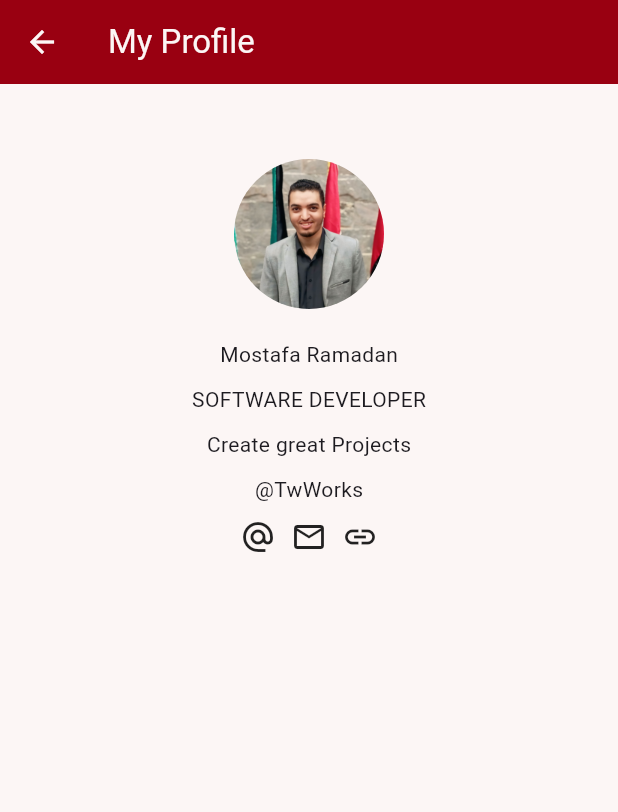
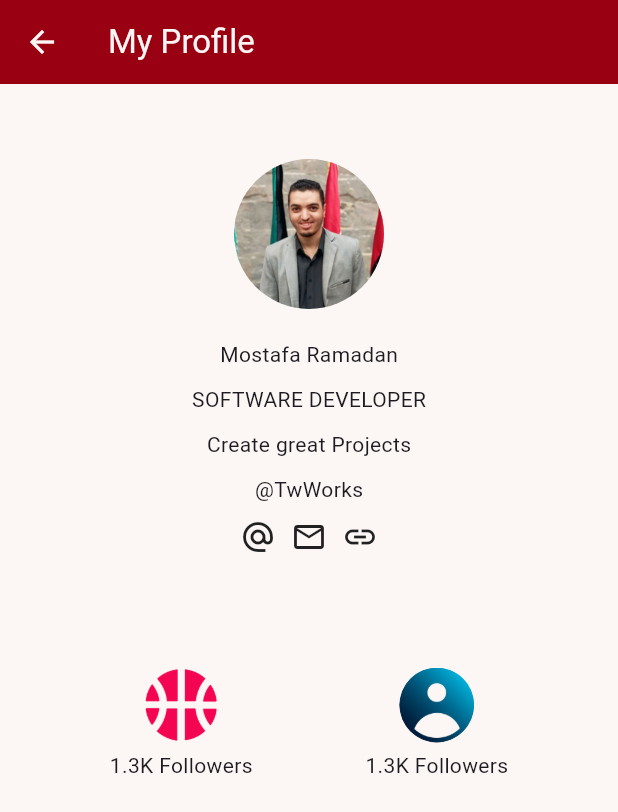
Before and after one commit to Eng-MostafaRamadan/ITI-Tasks, a Flutter app: the screen it shows after launch, on a phone screen of 412 x 824 dp. Shown: the top 812 px of the screen. Run offline on Flutter 3.47's test engine with Material 3 defaults, Android fonts, the phone set to English and light mode, and no system bars.

Commit message:
update the body

```diff
--- a/day2_task/lib/main.dart
+++ b/day2_task/lib/main.dart
@@ -58,6 +58,47 @@
                   Icon(Icons.link),
                 ],
               ),
+              SizedBox(height: 75),
+              Row(
+                mainAxisAlignment: MainAxisAlignment.center,
+                children: [
+                  Column(
+                    children: [
+                      Container(
+                        height: 50,
+                        width: 50,
+                        decoration: BoxDecoration(
+                          borderRadius: BorderRadius.circular(50),
+                          image: DecorationImage(
+                            image: AssetImage("assets/logo1.png"),
+                            fit: BoxFit.fill,
+                          ),
+                        ),
+                      ),
+                      SizedBox(height: 5),
+                      Text("1.3K Followers"),
+                    ],
+                  ),
+                  SizedBox(width: 75),
+                  Column(
+                    children: [
+                      Container(
+                        height: 50,
+                        width: 50,
+                        decoration: BoxDecoration(
+                          borderRadius: BorderRadius.circular(50),
+                          image: DecorationImage(
+                            image: AssetImage("assets/logo2.png"),
+                            fit: BoxFit.fill,
+                          ),
+                        ),
+                      ),
+                      SizedBox(height: 5),
+                      Text("1.3K Followers"),
+                    ],
+                  ),
+                ],
+              ),
             ],
           ),
         ),
--- a/day2_task/pubspec.yaml
+++ b/day2_task/pubspec.yaml
@@ -61,6 +61,7 @@ flutter:
   assets:
     - assets/myPhoto.jpg
     - assets/logo1.png
+    - assets/logo2.png
 
   # An image asset can refer to one or more resolution-specific "variants", see
   # https://flutter.dev/to/resolution-aware-images
```
Also changed, not shown: day2_task/assets/logo2.png (added).
